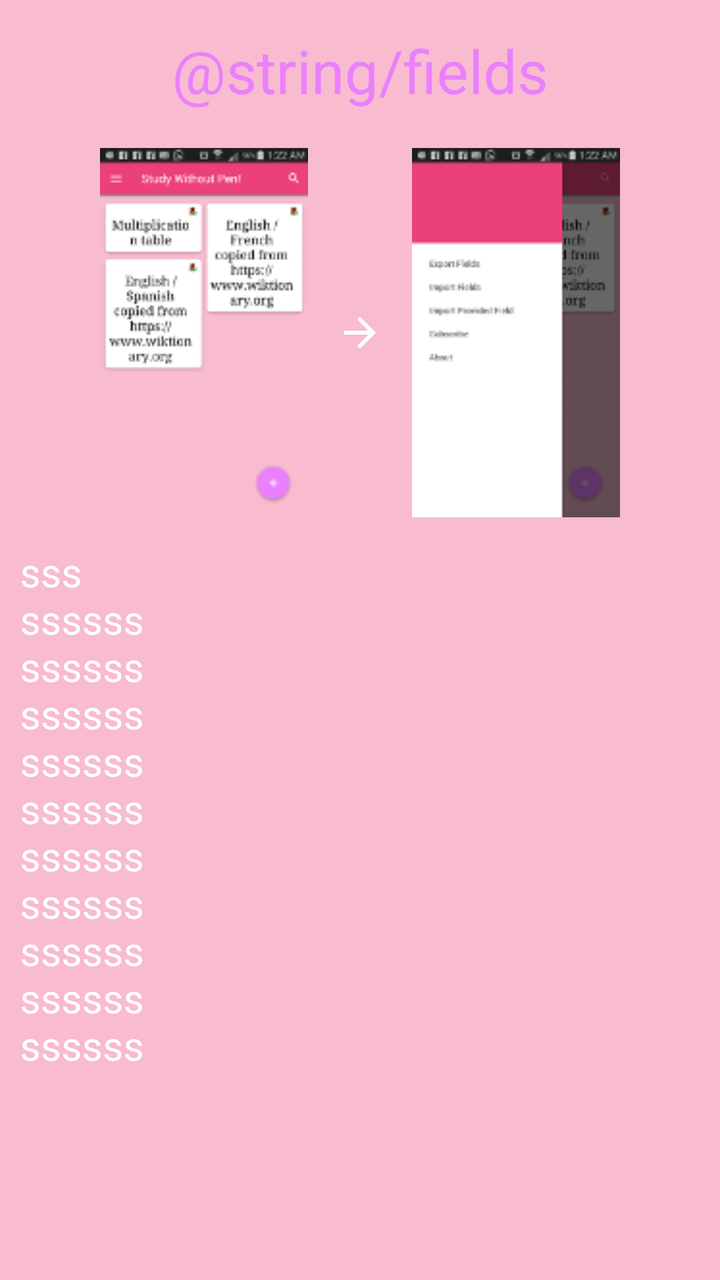
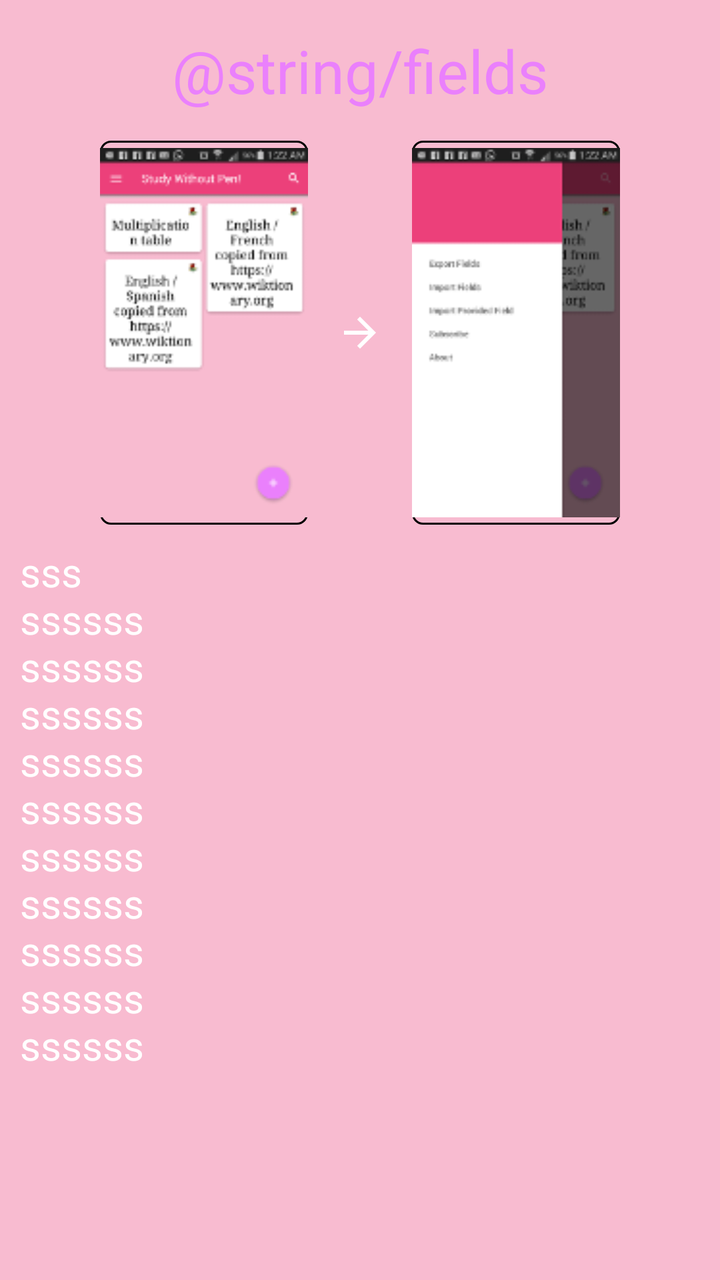

Before-and-after screenshots of an Android layout around one commit, followed by the original layout XML and the change that was made.
<!-- AndroidManifest.xml: application theme MyMaterialTheme -->
<!-- res/layout/intro_main.xml -->
<?xml version="1.0" encoding="utf-8"?>
<LinearLayout xmlns:android="http://schemas.android.com/apk/res/android"
    android:layout_width="match_parent" android:layout_height="match_parent"
    android:orientation="vertical">

    <TextView
        android:layout_width="wrap_content"
        android:layout_height="wrap_content"
        android:text="@string/fields"
        android:textSize="30sp"
        android:padding="5dp"
        android:layout_margin="10dp"
        android:id="@+id/textView"
        android:textColor="@color/colorAccent"
        android:layout_gravity="center"/>

    <LinearLayout
        android:layout_width="match_parent"
        android:layout_height="wrap_content">

        <ImageView
            android:layout_width="0dp"
            android:layout_height="wrap_content"
            android:layout_weight="1"
            android:src="@drawable/intro_main"
            android:id="@+id/imageView2"
            android:layout_marginStart="50dp"
            />

        <ImageView
            android:layout_width="0dp"
            android:layout_height="wrap_content"
            android:layout_weight="0.5"
            android:layout_gravity="center"
            android:src="@drawable/intro_arrow"/>

        <ImageView
            android:layout_width="0dp"
            android:layout_height="wrap_content"
            android:layout_weight="1"
            android:src="@drawable/intro_main_menu"
            android:layout_marginEnd="50dp"
            />
    </LinearLayout>
    <EditText
        android:layout_width="match_parent"
        android:layout_height="280dp"
        android:textSize="20sp"
        android:textColor="@color/white_color"
        android:focusable="false"
        android:cursorVisible="false"
        android:background="@null"
        android:layout_margin="5dp"
        android:padding="5dp"
        android:text="sss\nssssss\nssssss\nssssss\nssssss\nssssss\nssssss\nssssss\nssssss\nssssss\nssssss\nssssss\nssssss\nssssss\nsss"/>

</LinearLayout>
<!-- resources referenced by this layout -->
<resources>
  <color name="colorAccent">#EA80FC</color>
  <color name="white_color">#FFFFFF</color>
  <!-- drawable intro_arrow: png bitmap (drawable-ar-hdpi, 148 bytes) -->
  <!-- drawable intro_main: png bitmap (drawable, 10331 bytes) -->
  <!-- drawable intro_main_menu: png bitmap (drawable, 5599 bytes) -->
  <string name="fields">المجالات</string>
  <style name="MyMaterialTheme" parent="MyMaterialTheme.Base">
  
      </style>
  <style name="MyMaterialTheme.Base" parent="Theme.AppCompat.Light.DarkActionBar">
          <item name="windowNoTitle">true</item>
          <item name="windowActionBar">false</item>
          <item name="colorPrimary">@color/colorPrimary</item>
          <item name="colorPrimaryDark">@color/colorPrimaryDark</item>
          <item name="colorAccent">@color/colorAccent</item>
          <item name="android:windowBackground">@color/windowBackground</item>
      </style>
  <color name="colorPrimary">#EC407A</color>
  <color name="colorPrimaryDark">#AD1457</color>
  <color name="windowBackground">#F8BBD0</color>
</resources>

<!-- the commit's change to res/layout/intro_main.xml (unified diff, before → after) -->
@@ -25,6 +25,7 @@
             android:src="@drawable/intro_main"
             android:id="@+id/imageView2"
             android:layout_marginStart="50dp"
+            android:background="@drawable/text_bordered"
             />
 
         <ImageView
@@ -40,6 +41,7 @@
             android:layout_weight="1"
             android:src="@drawable/intro_main_menu"
             android:layout_marginEnd="50dp"
+            android:background="@drawable/text_bordered"
             />
     </LinearLayout>
     <EditText
<!-- resource entries referenced after the edit -->
@@ -5,6 +5,19 @@
   <!-- drawable intro_arrow: png bitmap (drawable-ar-hdpi, 148 bytes) -->
   <!-- drawable intro_main: png bitmap (drawable, 10331 bytes) -->
   <!-- drawable intro_main_menu: png bitmap (drawable, 5599 bytes) -->
+  <!-- drawable text_bordered (drawable) -->
+  <shape xmlns:android="http://schemas.android.com/apk/res/android"
+      android:thickness="5dp"
+      android:shape="rectangle">
+      <stroke android:width="1dp"
+          android:color="@android:color/black"/>
+      <corners android:radius="5dp" />
+      <gradient
+          android:startColor="@android:color/transparent"
+          android:endColor="@android:color/transparent"
+          android:type="linear"
+          android:angle="270"/>
+  </shape>
   <string name="fields">المجالات</string>
   <style name="MyMaterialTheme" parent="MyMaterialTheme.Base">
   
